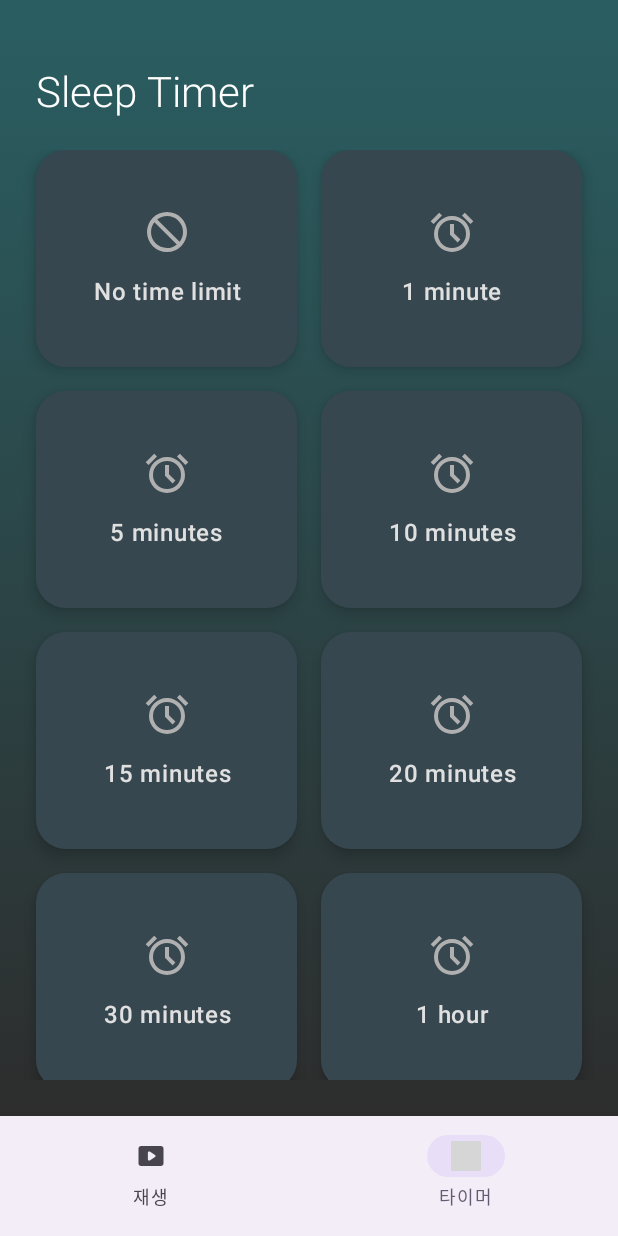
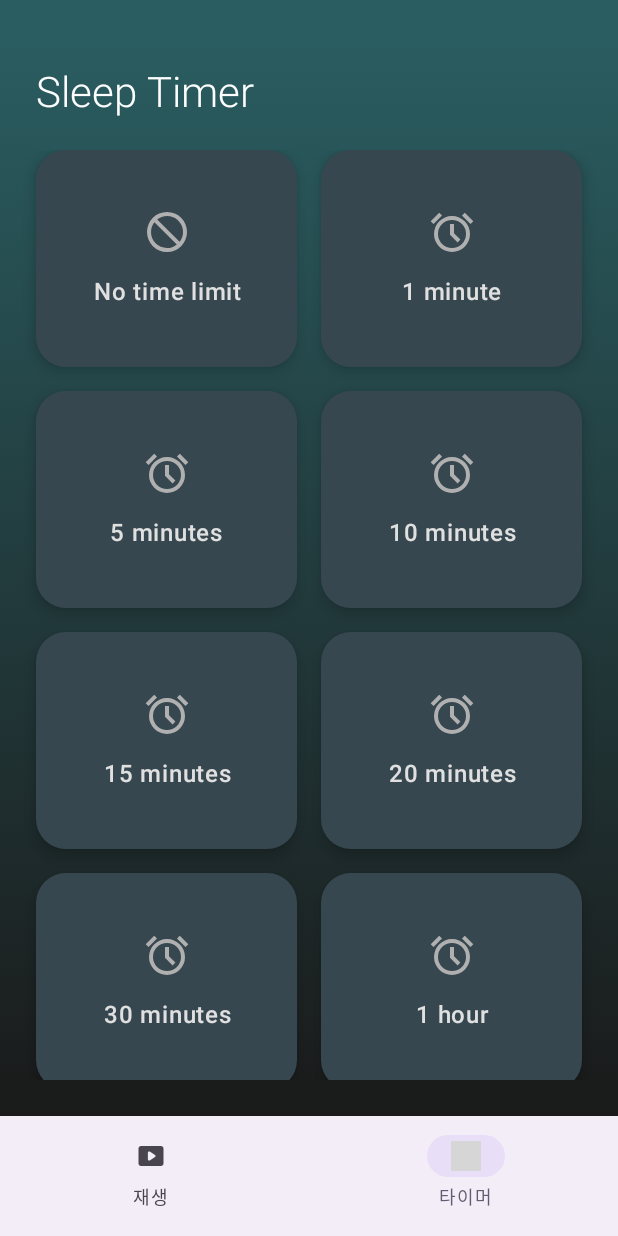
Before and after one commit to kyungsik-kim92/WhitenoiseApp, an Android app built with Jetpack Compose: the TimerScreen screen opened through its navigation route, on a phone screen of 412 x 824 dp. Run offline under Robolectric (Android 15) with nearby library versions, the light colour scheme and no system bars; our stand-ins replace Dagger/Hilt's generated code; 3 statements that could not run were skipped; grey boxes are pictures that could not be loaded.

Commit message:
GradientBackground Core 함수로 분리

```diff
--- a/app/build.gradle.kts
+++ b/app/build.gradle.kts
@@ -37,8 +37,6 @@ android {
     }
 
     buildFeatures {
-        viewBinding = true
-        dataBinding = true
         compose = true
     }
 
--- a/app/src/main/java/com/example/whitenoiseapp/ui/play/PlayScreen.kt
+++ b/app/src/main/java/com/example/whitenoiseapp/ui/play/PlayScreen.kt
@@ -43,13 +43,12 @@ import androidx.compose.ui.draw.scale
 import androidx.compose.ui.graphics.Brush
 import androidx.compose.ui.graphics.Color
 import androidx.compose.ui.graphics.ColorFilter
-import androidx.compose.ui.res.colorResource
 import androidx.compose.ui.text.font.FontWeight
 import androidx.compose.ui.unit.dp
 import androidx.compose.ui.unit.sp
 import androidx.hilt.navigation.compose.hiltViewModel
 import coil.compose.rememberAsyncImagePainter
-import com.example.whitenoiseapp.R
+import com.example.whitenoiseapp.core.ui.composables.GradientBackground
 import com.example.whitenoiseapp.domain.model.PlayModel
 import com.example.whitenoiseapp.ui.main.MainUiState
 import com.example.whitenoiseapp.ui.main.MainViewModel
@@ -111,17 +110,10 @@ fun PlayScreen(
         }
 
         is PlayUiState.Success -> {
+            GradientBackground {
                 Column(
                     modifier = Modifier
                         .fillMaxSize()
-                    .background(
-                        brush = Brush.verticalGradient(
-                            colors = listOf(
-                                colorResource(R.color.green_200),
-                                Color(0xFF1A1A1A)
-                            )
-                        )
-                    )
                         .padding(24.dp)
                 ) {
                     Text(
@@ -132,7 +124,6 @@ fun PlayScreen(
                         modifier = Modifier.padding(bottom = 20.dp)
                     )
 
-
                     val selectedTimer = timerList.find { it.isSelected }
                     if (selectedTimer != null && selectedTimer.isSelected) {
                         TimerInfoCard(
@@ -141,7 +132,6 @@ fun PlayScreen(
                             modifier = Modifier.padding(bottom = 24.dp)
                         )
                     }
-
 
                     LazyVerticalGrid(
                         columns = GridCells.Fixed(3),
@@ -157,6 +147,7 @@ fun PlayScreen(
                                     playViewModel.togglePlaySelection(index)
                                 }
                             )
+                        }
                     }
                 }
             }
--- a/app/src/main/java/com/example/whitenoiseapp/ui/timer/TimerScreen.kt
+++ b/app/src/main/java/com/example/whitenoiseapp/ui/timer/TimerScreen.kt
@@ -39,16 +39,14 @@ import androidx.compose.ui.graphics.Brush
 import androidx.compose.ui.graphics.Color
 import androidx.compose.ui.graphics.vector.ImageVector
 import androidx.compose.ui.platform.LocalContext
-import androidx.compose.ui.res.colorResource
 import androidx.compose.ui.res.vectorResource
 import androidx.compose.ui.text.font.FontWeight
 import androidx.compose.ui.text.style.TextAlign
 import androidx.compose.ui.unit.dp
 import androidx.hilt.navigation.compose.hiltViewModel
 import com.example.whitenoiseapp.R
+import com.example.whitenoiseapp.core.ui.composables.GradientBackground
 import com.example.whitenoiseapp.domain.model.TimerModel
-
-import com.example.whitenoiseapp.ui.main.MainActivity
 import com.example.whitenoiseapp.ui.main.MainUiEvent
 import com.example.whitenoiseapp.ui.main.MainUiState
 import com.example.whitenoiseapp.ui.main.MainViewModel
@@ -87,17 +85,10 @@ fun TimerScreen(
         }
     }
 
+    GradientBackground {
         Column(
             modifier = Modifier
                 .fillMaxSize()
-            .background(
-                brush = Brush.verticalGradient(
-                    colors = listOf(
-                        colorResource(R.color.green_200),
-                        Color(0xFF2D2D2D)
-                    )
-                )
-            )
                 .padding(24.dp)
         ) {
             Text(
@@ -122,6 +113,7 @@ fun TimerScreen(
                             mainViewModel.selectTimer(index)
                         }
                     )
+                }
             }
         }
     }
--- /dev/null
+++ b/core/src/main/java/com/example/whitenoiseapp/core/ui/composables/GradientBackground.kt
@@ -0,0 +1,29 @@
+package com.example.whitenoiseapp.core.ui.composables
+
+import androidx.compose.foundation.background
+import androidx.compose.foundation.layout.Box
+import androidx.compose.foundation.layout.fillMaxSize
+import androidx.compose.runtime.Composable
+import androidx.compose.ui.Modifier
+import androidx.compose.ui.graphics.Brush
+import androidx.compose.ui.graphics.Color
+
+@Composable
+fun GradientBackground(
+    modifier: Modifier = Modifier,
+    colors: List<Color> = listOf(
+        Color(42, 93, 97),
+        Color(0xFF1A1A1A)
+    ),
+    content: @Composable () -> Unit
+) {
+    Box(
+        modifier = modifier
+            .fillMaxSize()
+            .background(
+                brush = Brush.verticalGradient(colors = colors)
+            )
+    ) {
+        content()
+    }
+}
```
Also changed, not shown: core/build.gradle.kts (+24 -0 lines). Lines whose indentation alone changed are shown as unchanged.
